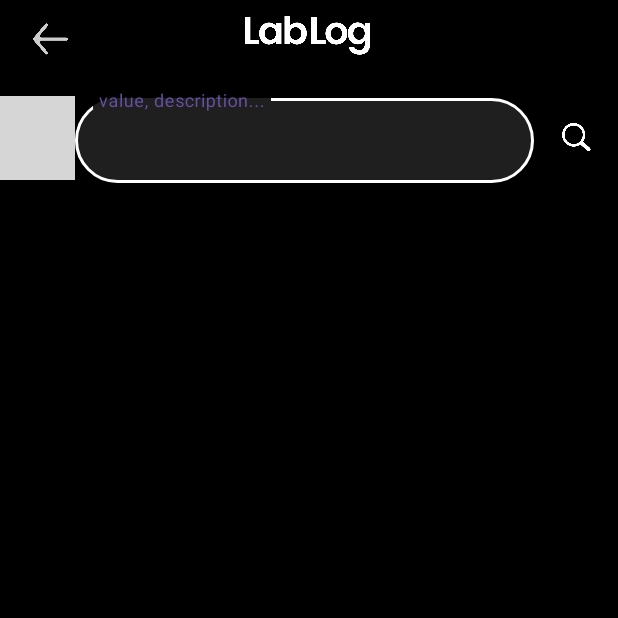
After one commit to jakobkreft/LabLog, an Android app: the SearchActivity screen opened directly, with no data from a screen before it, on a phone screen of 412 x 824 dp, the top half of it. The commit adds this screen. Run offline under Robolectric (Android 15) with nearby library versions, the phone set to English and light mode, and no system bars; our stand-ins replace Room's generated code; grey boxes are pictures that could not be loaded.

Commit message:
working search activity

```diff
--- a/app/src/main/java/si/uni_lj/fe/lablog/MainActivity.java
+++ b/app/src/main/java/si/uni_lj/fe/lablog/MainActivity.java
@@ -50,7 +50,6 @@
                     insets.getInsets(WindowInsetsCompat.Type.systemBars()).bottom);
             return insets;
         });
-
         // Initialize the LinearLayout and LayoutInflater
         linearLayout = findViewById(R.id.LinearLayout);
         inflater = LayoutInflater.from(this);
@@ -65,6 +64,13 @@
         // Hide the back button in MainActivity
         View backButton = findViewById(R.id.backButton);
         backButton.setVisibility(View.GONE);
+
+        // Set an OnClickListener to the searchButton
+        View searchButton = findViewById(R.id.searchButton);
+        searchButton.setOnClickListener(v -> {
+            Intent intent = new Intent(MainActivity.this, SearchActivity.class);
+            startActivity(intent);
+        });
 
         // Set an OnClickListener to the addButton
         View addButton = findViewById(R.id.addButton);
--- /dev/null
+++ b/app/src/main/java/si/uni_lj/fe/lablog/SearchActivity.java
@@ -0,0 +1,235 @@
+package si.uni_lj.fe.lablog;
+
+import android.app.DatePickerDialog;
+import android.app.TimePickerDialog;
+import android.os.Bundle;
+import android.view.LayoutInflater;
+import android.view.View;
+import android.widget.EditText;
+import android.widget.ImageButton;
+import android.widget.LinearLayout;
+import android.widget.Toast;
+import android.widget.Button;
+
+import androidx.activity.EdgeToEdge;
+import androidx.appcompat.app.AppCompatActivity;
+import androidx.constraintlayout.widget.ConstraintLayout;
+import androidx.core.content.ContextCompat;
+import androidx.core.graphics.Insets;
+import androidx.core.view.ViewCompat;
+import androidx.core.view.WindowInsetsCompat;
+
+import org.json.JSONObject;
+
+import java.text.SimpleDateFormat;
+import java.util.ArrayList;
+import java.util.Calendar;
+import java.util.Iterator;
+import java.util.List;
+import java.util.Locale;
+import java.util.Map;
+import java.util.concurrent.ExecutorService;
+import java.util.concurrent.Executors;
+
+import si.uni_lj.fe.lablog.data.Entry;
+import si.uni_lj.fe.lablog.data.EntryDao;
+import si.uni_lj.fe.lablog.data.KeyDao;
+import android.view.animation.AlphaAnimation;
+import android.view.animation.Animation;
+
+public class SearchActivity extends AppCompatActivity {
+
+    private EditText searchInput;
+    private ImageButton searchButton;
+    private LinearLayout searchResultLayout;
+    private LayoutInflater inflater;
+    private EntryDao entryDao;
+    private KeyDao keyDao;
+    private ExecutorService executorService;
+    private Map<String, String> keyTypeMap;
+    private ImageButton dateButton;
+    private ConstraintLayout dateLayout;
+    private Button startDateButton;
+    private Button endDateButton;
+
+    // Variables to store the selected timestamps
+    private long startTimestamp = 0;
+    private long endTimestamp = Long.MAX_VALUE;
+
+    @Override
+    protected void onCreate(Bundle savedInstanceState) {
+        super.onCreate(savedInstanceState);
+        EdgeToEdge.enable(this);
+        setContentView(R.layout.activity_search);
+        ViewCompat.setOnApplyWindowInsetsListener(findViewById(R.id.main), (v, insets) -> {
+            Insets systemBars = insets.getInsets(WindowInsetsCompat.Type.systemBars());
+            v.setPadding(systemBars.left, systemBars.top, systemBars.right, systemBars.bottom);
+            return insets;
+        });
+
+        // Initialize UI components
+        dateButton = findViewById(R.id.dateButton);
+        dateLayout = findViewById(R.id.dateLayout);
+        startDateButton = findViewById(R.id.startDateButton);
+        endDateButton = findViewById(R.id.endDateButton);
+        searchInput = findViewById(R.id.searchInput);
+        searchButton = findViewById(R.id.searchButton);
+        searchResultLayout = findViewById(R.id.searchResultLayout);
+        inflater = LayoutInflater.from(this);
+
+        // Initialize the DAOs and ExecutorService
+        entryDao = MyApp.getDatabase().entryDao();
+        keyDao = MyApp.getDatabase().keyDao();
+        executorService = Executors.newSingleThreadExecutor();
+
+
+        // Find the back button by its ID
+        View backButton = findViewById(R.id.backButton);
+        backButton.setVisibility(View.VISIBLE);
+        backButton.setOnClickListener(v -> finish());
+
+
+        // Load key types map
+        loadKeyTypeMap();
+
+        // Set search button click listener
+        searchButton.setOnClickListener(v -> performSearch());
+
+        // Set dateButton click listener to toggle dataLayout visibility
+        dateButton.setOnClickListener(v -> toggleDateLayoutVisibility());
+
+
+        // Set date pickers
+        startDateButton.setOnClickListener(v -> showDateTimePicker(startDateButton, true));
+        endDateButton.setOnClickListener(v -> showDateTimePicker(endDateButton, false));
+    }
+
+    private void showDateTimePicker(Button button, boolean isStartDate) {
+        final Calendar currentDate = Calendar.getInstance();
+        final Calendar date = Calendar.getInstance();
+
+        new DatePickerDialog(this, (view, year, monthOfYear, dayOfMonth) -> {
+            date.set(year, monthOfYear, dayOfMonth);
+            new TimePickerDialog(SearchActivity.this, (view1, hourOfDay, minute) -> {
+                date.set(Calendar.HOUR_OF_DAY, hourOfDay);
+                date.set(Calendar.MINUTE, minute);
+                // Set the selected date and time on the button
+                String formattedDate = new SimpleDateFormat("dd-MM-yyyy HH:mm", Locale.getDefault()).format(date.getTime());
+                button.setText(formattedDate);
+
+                // Save the timestamp based on the button clicked
+                if (isStartDate) {
+                    startTimestamp = date.getTimeInMillis();
+                } else {
+                    endTimestamp = date.getTimeInMillis();
+                }
+            }, currentDate.get(Calendar.HOUR_OF_DAY), currentDate.get(Calendar.MINUTE), false).show();
+        }, currentDate.get(Calendar.YEAR), currentDate.get(Calendar.MONTH), currentDate.get(Calendar.DAY_OF_MONTH)).show();
+    }
+
+    private void loadKeyTypeMap() {
+        executorService.execute(() -> {
+            EntryDisplayHelper helper = new EntryDisplayHelper(this, inflater);
+            keyTypeMap = helper.loadKeyTypeMap(keyDao);
+        });
+    }
+
+    private void performSearch() {
+        String searchQuery = searchInput.getText().toString().trim();
+
+        if (searchQuery.isEmpty()) {
+            Toast.makeText(this, "Please enter a search term", Toast.LENGTH_SHORT).show();
+            return;
+        }
+
+        executorService.execute(() -> {
+            // Fetch all entries from the database
+            List<Entry> allEntries = entryDao.getAllEntries();
+            List<Entry> matchedEntries = new ArrayList<>();
+
+            // Iterate through all entries and check for matches
+            for (Entry entry : allEntries) {
+                try {
+                    // Check if the entry's timestamp is within the selected range
+                    if (entry.timestamp >= startTimestamp && entry.timestamp <= endTimestamp) {
+                        JSONObject jsonObject = new JSONObject(entry.payload);
+                        boolean matchFound = false;
+
+                        // Iterate through each key-value pair in the JSON object
+                        for (Iterator<String> it = jsonObject.keys(); it.hasNext(); ) {
+                            String key = it.next();
+                            String valueStr = jsonObject.getString(key);
+
+                            // Get the type of the key from the map
+                            String type = keyTypeMap.get(key);
+
+                            // Skip image types for searching
+                            if (type != null && !"Image".equalsIgnoreCase(type)) {
+                                if (valueStr.contains(searchQuery)) {
+                                    matchFound = true;
+                                    break;
+                                }
+                            }
+                        }
+
+                        // If a match is found, add the entry to the matchedEntries list
+                        if (matchFound) {
+                            matchedEntries.add(entry);
+                        }
+                    }
+                } catch (Exception e) {
+                    e.printStackTrace();
+                }
+            }
+
+            // Post the results to the main thread for UI update
+            runOnUiThread(() -> displaySearchResults(matchedEntries));
+        });
+    }
+
+
+    private void displaySearchResults(List<Entry> matchedEntries) {
+        // Clear previous search results
+        searchResultLayout.removeAllViews();
+
+        if (matchedEntries.isEmpty()) {
+            Toast.makeText(this, "No matches found", Toast.LENGTH_SHORT).show();
+            return;
+        }
+
+        EntryDisplayHelper helper = new EntryDisplayHelper(this, inflater);
+        helper.displayEntries(matchedEntries, keyTypeMap, searchResultLayout, true);
+    }
+
+
+    private void toggleDateLayoutVisibility() {
+        if (dateLayout.getVisibility() == View.GONE) {
+            // Fade in
+            dateLayout.setVisibility(View.VISIBLE);
+            Animation fadeIn = new AlphaAnimation(0, 1);
+            fadeIn.setDuration(300); // Duration in milliseconds
+            dateLayout.startAnimation(fadeIn);
+        } else {
+            // Fade out
+            Animation fadeOut = new AlphaAnimation(1, 0);
+            fadeOut.setDuration(300); // Duration in milliseconds
+            fadeOut.setAnimationListener(new Animation.AnimationListener() {
+                @Override
+                public void onAnimationStart(Animation animation) {
+                    // No need to do anything here
+                }
+
+                @Override
+                public void onAnimationEnd(Animation animation) {
+                    dateLayout.setVisibility(View.GONE);
+                }
+
+                @Override
+                public void onAnimationRepeat(Animation animation) {
+                    // No need to do anything here
+                }
+            });
+            dateLayout.startAnimation(fadeOut);
+        }
+    }
+}
--- /dev/null
+++ b/app/src/main/res/layout/activity_search.xml
@@ -0,0 +1,157 @@
+<?xml version="1.0" encoding="utf-8"?>
+<androidx.constraintlayout.widget.ConstraintLayout xmlns:android="http://schemas.android.com/apk/res/android"
+    xmlns:app="http://schemas.android.com/apk/res-auto"
+    xmlns:tools="http://schemas.android.com/tools"
+    android:id="@+id/main"
+    android:layout_width="match_parent"
+    android:layout_height="match_parent"
+    android:background="@color/black"
+    tools:context=".SearchActivity">
+
+    <ScrollView
+        android:layout_width="match_parent"
+        android:layout_height="match_parent"
+        app:layout_constraintTop_toTopOf="parent">
+
+        <LinearLayout
+            android:layout_width="match_parent"
+            android:layout_height="wrap_content"
+            android:orientation="vertical">
+
+            <Space
+                android:layout_width="match_parent"
+                android:layout_height="60dp" />
+
+            <androidx.constraintlayout.widget.ConstraintLayout
+                android:layout_width="match_parent"
+                android:layout_height="match_parent">
+
+                <androidx.constraintlayout.widget.ConstraintLayout
+                    android:id="@+id/dateLayout"
+                    android:layout_width="wrap_content"
+                    android:layout_height="wrap_content"
+                    android:foregroundGravity="center"
+                    android:visibility="gone"
+                    app:layout_constraintEnd_toEndOf="parent"
+                    app:layout_constraintStart_toStartOf="parent"
+                    app:layout_constraintTop_toTopOf="parent">
+
+                    <Button
+                        android:id="@+id/startDateButton"
+                        android:layout_width="wrap_content"
+                        android:layout_height="wrap_content"
+                        android:background="@drawable/entries_rounded_background"
+                        android:text="start date"
+                        android:textColor="@color/save_button"
+                        android:textSize="12sp"
+                        app:layout_constraintEnd_toStartOf="@+id/imageView3"
+                        app:layout_constraintStart_toStartOf="parent"
+                        app:layout_constraintTop_toTopOf="parent" />
+
+                    <Button
+                        android:id="@+id/endDateButton"
+                        android:layout_width="wrap_content"
+                        android:layout_height="wrap_content"
+                        android:background="@drawable/entries_rounded_background"
+                        android:text="now"
+                        android:textColor="@color/save_button"
+                        android:textSize="12sp"
+                        app:layout_constraintEnd_toEndOf="parent"
+                        app:layout_constraintStart_toEndOf="@+id/imageView3"
+                        app:layout_constraintTop_toTopOf="parent" />
+
+                    <ImageView
+                        android:id="@+id/imageView3"
+                        android:layout_width="30dp"
+                        android:layout_height="5dp"
+                        app:layout_constraintBottom_toBottomOf="parent"
+                        app:layout_constraintEnd_toStartOf="@+id/endDateButton"
+                        app:layout_constraintStart_toEndOf="@+id/startDateButton"
+                        app:layout_constraintTop_toTopOf="parent"
+                        app:srcCompat="@drawable/ic_timeline_middle" />
+
+                    <Space
+                        android:layout_width="10dp"
+                        android:layout_height="16dp"
+                        app:layout_constraintEnd_toEndOf="parent"
+                        app:layout_constraintStart_toStartOf="parent"
+                        app:layout_constraintTop_toBottomOf="@+id/endDateButton" />
+
+                </androidx.constraintlayout.widget.ConstraintLayout>
+
+            </androidx.constraintlayout.widget.ConstraintLayout>
+
+            <androidx.constraintlayout.widget.ConstraintLayout
+                android:layout_width="match_parent"
+                android:layout_height="wrap_content">
+
+
+                <ImageButton
+                    android:id="@+id/dateButton"
+                    android:layout_width="50dp"
+                    android:layout_height="56dp"
+                    android:layout_marginTop="4dp"
+                    android:backgroundTint="#00000000"
+                    android:contentDescription="@string/date_icon"
+                    android:scaleType="fitCenter"
+                    app:layout_constraintEnd_toStartOf="@+id/textInputLayout2"
+                    app:layout_constraintStart_toStartOf="parent"
+                    app:layout_constraintTop_toTopOf="parent"
+                    app:srcCompat="@drawable/ic_date"
+                    app:tint="#FFFFFF" />
+
+                <com.google.android.material.textfield.TextInputLayout
+                    android:id="@+id/textInputLayout2"
+                    android:layout_width="0dp"
+                    android:layout_height="wrap_content"
+                    app:boxBackgroundColor="#4A6B6B6B"
+                    app:boxBackgroundMode="outline"
+                    app:boxCornerRadiusBottomEnd="40dp"
+                    app:boxCornerRadiusBottomStart="40dp"
+                    app:boxCornerRadiusTopEnd="40dp"
+                    app:boxCornerRadiusTopStart="40dp"
+                    app:boxStrokeColor="#FFFFFF"
+                    app:boxStrokeWidth="2dp"
+                    app:hintAnimationEnabled="false"
+                    app:layout_constraintEnd_toStartOf="@+id/searchButton"
+                    app:layout_constraintStart_toEndOf="@+id/dateButton"
+                    app:layout_constraintTop_toTopOf="parent">
+
+                    <com.google.android.material.textfield.TextInputEditText
+                        android:id="@+id/searchInput"
+                        android:layout_width="match_parent"
+                        android:layout_height="match_parent"
+                        android:hint="@string/search_hint" />
+                </com.google.android.material.textfield.TextInputLayout>
+
+                <ImageButton
+                    android:id="@+id/searchButton"
+                    android:layout_width="56dp"
+                    android:layout_height="56dp"
+                    android:layout_marginTop="4dp"
+                    android:backgroundTint="#00000000"
+                    android:contentDescription="@string/search_icon"
+                    android:scaleType="centerCrop"
+                    app:layout_constraintEnd_toEndOf="parent"
+                    app:layout_constraintTop_toTopOf="parent"
+                    app:srcCompat="@drawable/ic_search"
+                    app:tint="#FFFFFF" />
+
+            </androidx.constraintlayout.widget.ConstraintLayout>
+
+            <LinearLayout
+                android:id="@+id/searchResultLayout"
+                android:layout_width="match_parent"
+                android:layout_height="match_parent"
+                android:orientation="vertical"></LinearLayout>
+
+        </LinearLayout>
+    </ScrollView>
+
+    <include
+        layout="@layout/layout_header"
+        android:layout_width="match_parent"
+        android:layout_height="wrap_content"
+        app:layout_constraintTop_toTopOf="parent" />
+
+</androidx.constraintlayout.widget.ConstraintLayout>
--- a/app/src/main/res/values/strings.xml
+++ b/app/src/main/res/values/strings.xml
@@ -29,6 +29,9 @@
     <string name="last_entry">Last entry</string>
     <string name="recent_entries">Recent entries</string>
     <string name="load_all">Load all …</string>
+    <string name="search_icon">search icon</string>
+    <string name="search_hint">value, description...</string>
+    <string name="date_icon">date icon</string>
 
     <string-array name="key_type_options">
         <item>No Type</item>
```
Also changed, not shown: app/src/main/AndroidManifest.xml (+5 -5 lines).
